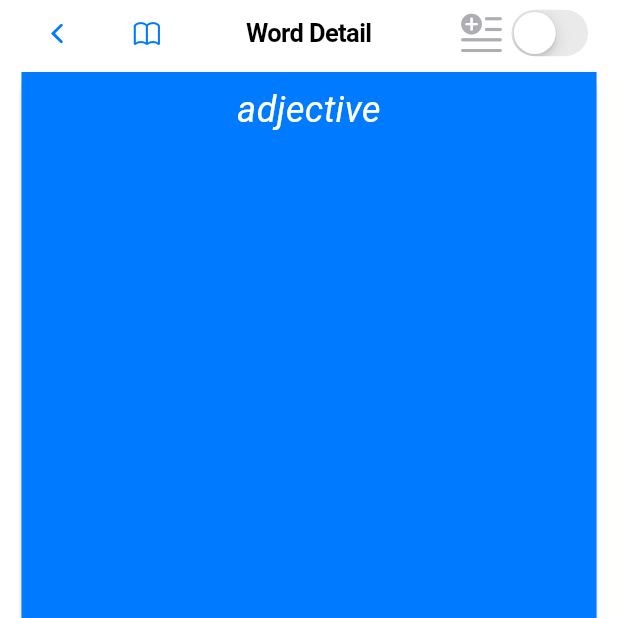
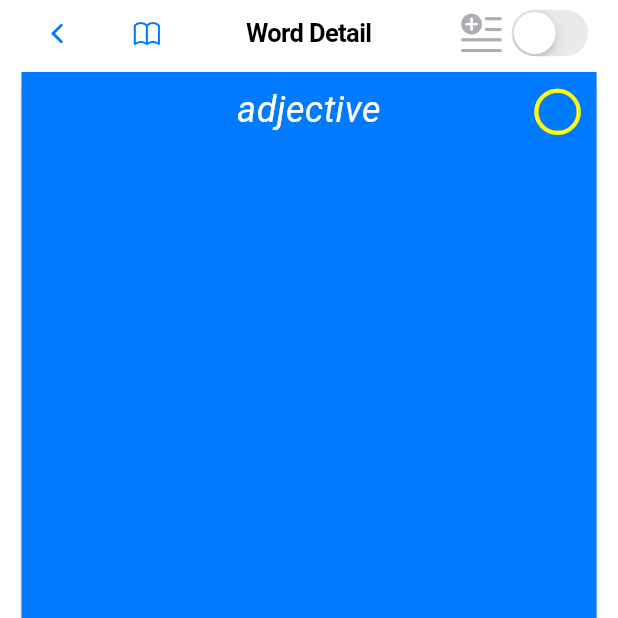
Before and after one commit to kcarta/flash-cards-ru, a Flutter app: the screen it shows after launch, after a tap on "маленький", on a phone screen of 412 x 824 dp, the top half of it. Run offline on Flutter 3.47's test engine with Material 3 defaults, Android fonts, the phone set to English and light mode, and no system bars; our stand-ins replace flutter_tts, speech_to_text, sqflite; missing offline and left inert: string_extensions, translit; accounts and stored records are empty.

Commit message:
Show isLearned status on card

```diff
--- a/lib/views/word_view.dart
+++ b/lib/views/word_view.dart
@@ -39,9 +39,9 @@ class _WordViewState extends State<WordView> {
       } else {
         // In single word view mode, reset currentIndex to 0 to "reload" the card
         setState(() {
-          // Optionally, you might want to show some feedback or update the UI
-          // to reflect the word's new 'learned' status before resetting the index
           currentIndex = 0;
+          // Update the learned status of the word in the list, so the card UI reflects the change
+          widget.words[currentIndex].isLearned = isLearned;
         });
       }
     }
--- a/lib/widgets/word_card.dart
+++ b/lib/widgets/word_card.dart
@@ -79,6 +79,14 @@ class _WordCardState extends State<WordCard> {
                     ),
                   ),
                 ),
+                // Icon showing isLearned status
+                if (!_isFlipped)
+                  Positioned(
+                    right: 8,
+                    top: 8,
+                    child: Icon(widget.word.isLearned ? CupertinoIcons.check_mark_circled_solid : CupertinoIcons.circle,
+                        color: Colors.yellowAccent, size: 36),
+                  ),
 
                 // Word Type (Top-Center)
                 if (!_isFlipped)
@@ -140,11 +148,3 @@ class _WordCardState extends State<WordCard> {
     );
   }
 }
-
-/*
-[ERROR:flutter/runtime/dart_vm_initializer.cc(41)] Unhandled Exception: setState() called after dispose(): _StatefulBuilderState#072ec(lifecycle state: defunct, not mounted)
-This error happens if you call setState() on a State object for a widget that no longer appears in the widget tree (e.g., whose parent widget no longer includes the widget in its build). This error can occur when code calls setState() from a timer or an animation callback.
-The preferred solution is to cancel the timer or stop listening to the animation in the dispose() callback. Another solution is to check the "mounted" property of this object before calling setState() to ensure the object is still in the tree.
-This error might indicate a memory leak if setState() is being called because another object is retaining a reference to this State object after it has been removed from the tree. To avoid memory leaks, consider breaking the reference to this object during dispose().
-#0      State.setState.<anonymous closure> (package:flu<…>
-*/
```
